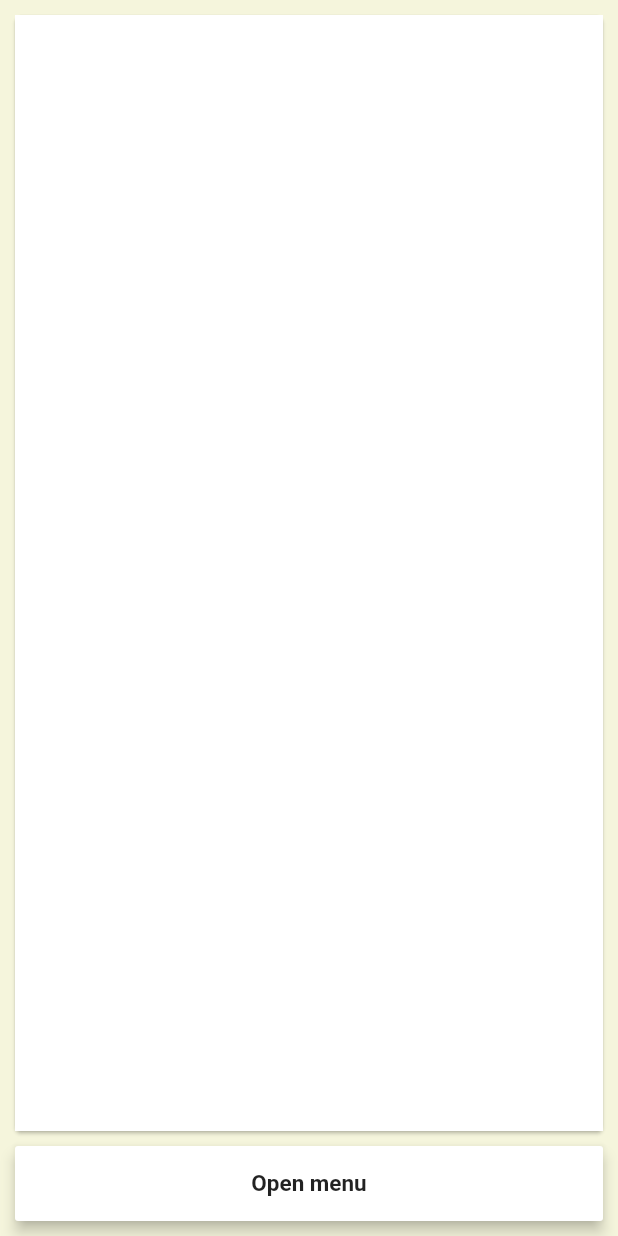
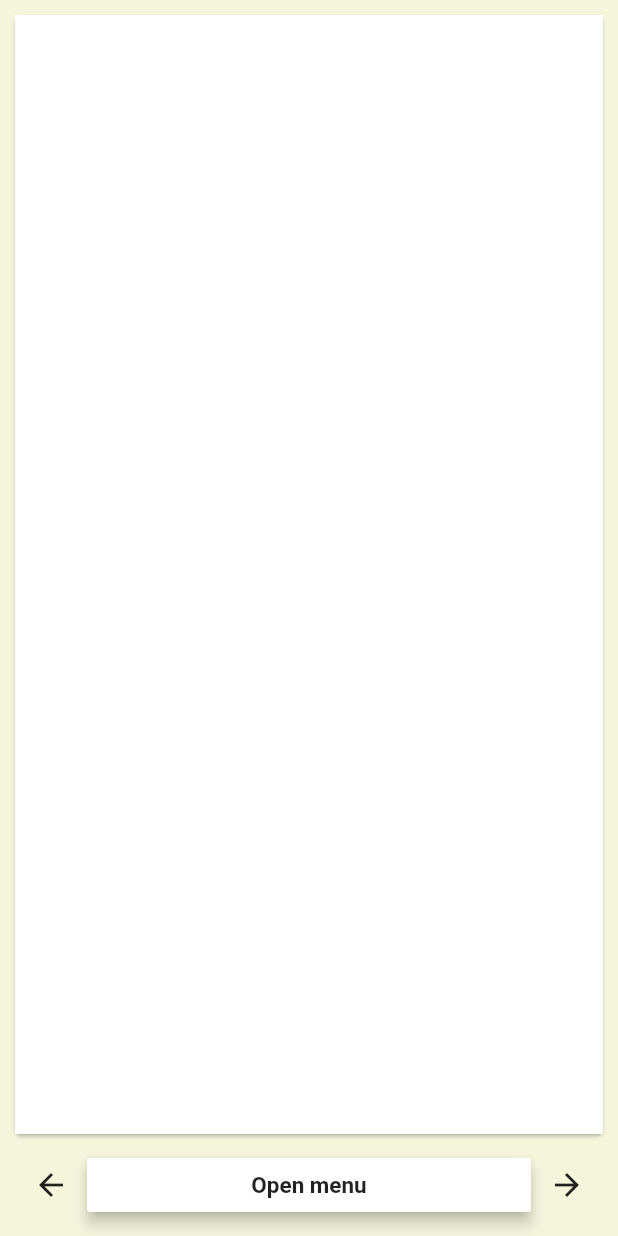
Before and after one commit to ld-zero/canvas, a Flutter app: the screen it shows after launch, on a phone screen of 412 x 824 dp. Run offline on Flutter 3.47's test engine with Material 2 defaults, Android fonts, the phone set to English and light mode, and no system bars.

Commit message:
Update main page ui

```diff
--- a/lib/panel.dart
+++ b/lib/panel.dart
@@ -21,23 +21,26 @@ class DrawingPanel extends StatelessWidget {
           )),
           Container(
             margin: EdgeInsets.all(10),
-            child: MaterialButton(
+            child: Row(
+              children: <Widget>[
+                IconButton(icon: Icon(Icons.arrow_back), onPressed: () {}),
+                Expanded(child: MaterialButton(
                   onPressed: () => showCanvasMenu(context, config, (newConfig) {
                     config.strokeWidth = newConfig.strokeWidth;
                     canvas.updateDrawingConfig(config);
                   }),
                   elevation: 4,
                   color: Colors.white,
-              child: Container(
-                height: 50,
-                width: double.infinity,
                   child: Center(
                     child: Text(
                       'Open menu',
-                    style: TextStyle(fontWeight: FontWeight.bold, fontSize: 15),
+                      style: TextStyle(
+                          fontWeight: FontWeight.bold, fontSize: 15),
                     ),
                   ),
-              ),
+                )),
+                IconButton(icon: Icon(Icons.arrow_forward), onPressed: () {}),
+              ],
             ),
           ),
         ],
```
Lines whose indentation alone changed are shown as unchanged.
